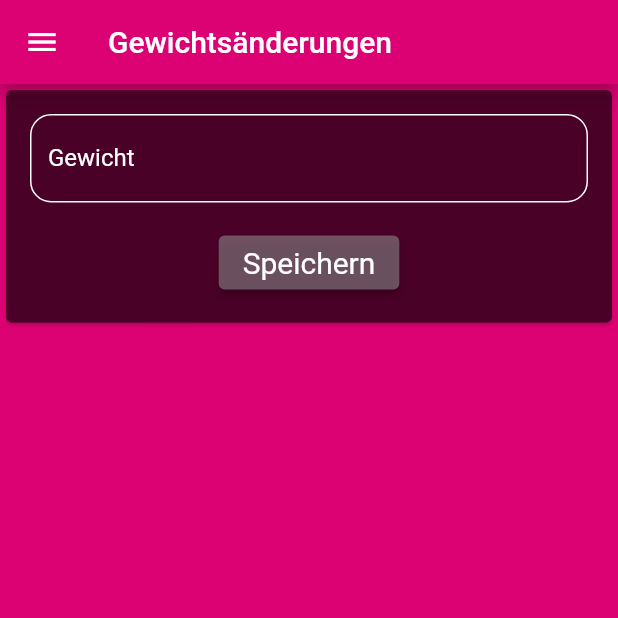
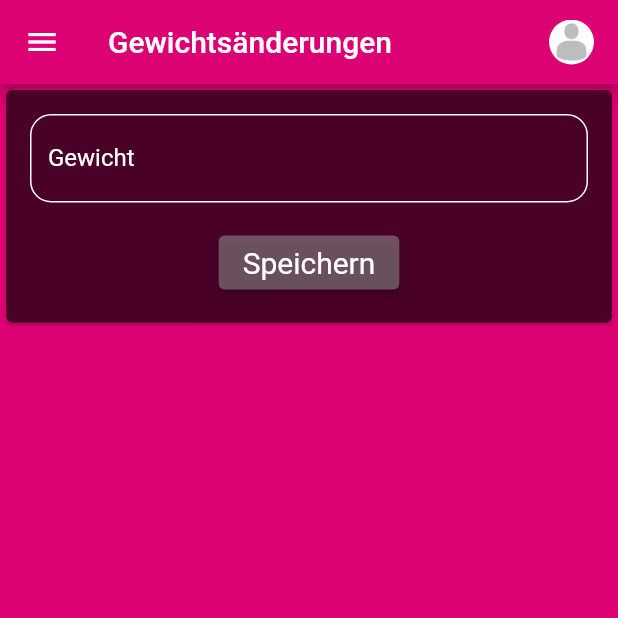
Before and after one commit to flusn/confit, a Flutter app: the WeightdataScreen screen opened directly, on a phone screen of 412 x 824 dp, the top half of it. Run offline on Flutter 3.47's test engine with Material 2 defaults, Android fonts, the phone set to English and light mode, and no system bars; our stand-ins replace get, get_storage, image_picker, syncfusion_flutter_charts; accounts and stored records are empty.

Commit message:
Profilbild in Stammdaten und Appbar ergänzt

```diff
--- a/lib/Screens/weightdata.screen.dart
+++ b/lib/Screens/weightdata.screen.dart
@@ -4,6 +4,7 @@ import 'package:get/get.dart';
 import 'package:get_storage/get_storage.dart';
 import 'package:intl/intl.dart';
 import "dart:math";
+import '../models/profil_image.dart';
 import '../models/user_controller.dart';
 import '../templates/input.dart';
 import '../templates/menu.drawer.dart';
@@ -101,7 +102,14 @@ class _WeightdataScreenState extends State<WeightdataScreen> {
     return SafeArea(
       child: Scaffold(
           appBar: AppBar(
-            title: const Text("Gewichtsänderungen"),
+            title: Row(
+              mainAxisAlignment: MainAxisAlignment.spaceBetween,
+              crossAxisAlignment: CrossAxisAlignment.center,
+              children: const [
+                Text("Gewichtsänderungen"),
+                ProfilImageInAppBar(),
+              ],
+            ),
           ),
           drawer: const MenuDrawer(),
           body: SingleChildScrollView(
@@ -231,10 +239,12 @@ class _WeightdataScreenState extends State<WeightdataScreen> {
                         primaryYAxis: NumericAxis(
                           plotBands: [
                             PlotBand(
+                                borderWidth: 1,
+                                borderColor: AppColors.background,
                                 shouldRenderAboveSeries: false,
                                 start: idealBMI['min'] ?? 0.0,
                                 end: idealBMI['max'] ?? 0.0,
-                                color: Colors.grey,
+                                color: AppColors.background,
                                 opacity: 0.3)
                           ],
                           labelStyle: const TextStyle(color: AppColors.text),
--- /dev/null
+++ b/lib/models/profil_image.dart
@@ -0,0 +1,106 @@
+import 'dart:io';
+import 'package:confit/models/user_controller.dart';
+import 'package:confit/themes/colors.dart';
+import "package:flutter/material.dart";
+import 'package:get/get.dart';
+
+import '../Screens/screens.dart';
+
+class ProfilImage extends StatelessWidget {
+  const ProfilImage({
+    Key? key,
+    required File? image,
+    required this.showInAppBar,
+  })  : _image = image,
+        super(key: key);
+
+  final File? _image;
+  final bool showInAppBar;
+
+  @override
+  Widget build(BuildContext context) {
+    return CircleAvatar(
+      radius: showInAppBar ? 15.0 : 30,
+      backgroundColor: showInAppBar ? AppColors.background : AppColors.button,
+      child: ClipOval(
+        child: (_image != null)
+            ? Image.file(_image!)
+            : Image.asset(
+                'assets/images/profile_Image_unknown.png',
+                fit: BoxFit.fill,
+              ),
+      ),
+    );
+  }
+}
+
+class ProfilImageInAppBar extends StatefulWidget {
+  const ProfilImageInAppBar({Key? key}) : super(key: key);
+
+  @override
+  State<ProfilImageInAppBar> createState() => _ProfilImageInAppBarState();
+}
+
+class _ProfilImageInAppBarState extends State<ProfilImageInAppBar> {
+  @override
+  Widget build(BuildContext context) {
+    Controller c = Get.find();
+    return Ink(
+      child: InkWell(
+        onTap: () {
+          showDialog(
+            context: context,
+            builder: (context) => SimpleDialog(
+              title: const Text(
+                'Menü',
+                style: TextStyle(color: AppColors.text),
+              ),
+              backgroundColor: AppColors.cardColor,
+              children: <Widget>[
+                SimpleDialogOption(
+                  child: const Text(
+                    'Profil bearbeiten',
+                    style: TextStyle(color: AppColors.text),
+                  ),
+                  onPressed: () {
+                    setState(() {
+                      Get.to(() => const BasedataScreen());
+                    });
+
+                    //Navigator.pop(context);
+                  },
+                ),
+                SimpleDialogOption(
+                  child: const Text(
+                    'Abmelden',
+                    style: TextStyle(color: AppColors.text),
+                  ),
+                  onPressed: () {
+                    setState(() {
+                      Get.to(() => const LoginScreen());
+                    });
+                  },
+                ),
+                SimpleDialogOption(
+                  child: const Text(
+                    'Abbrechen',
+                    style: TextStyle(color: AppColors.text),
+                  ),
+                  onPressed: () {
+                    setState(() {
+                      Navigator.pop(context);
+                    });
+                  },
+                )
+              ],
+            ),
+          );
+        },
+        child: ProfilImage(
+          image: c.user.value.image,
+          showInAppBar: true,
+        ),
+      ),
+    );
+  }
+}
--- a/lib/models/user.dart
+++ b/lib/models/user.dart
@@ -1,3 +1,4 @@
+import 'dart:io';
 import 'dart:math';
 import 'package:intl/intl.dart';
 
@@ -29,6 +30,8 @@ class User {
   int? id;
   String? name;
   Gender? gender;
+  File? image;
+  String? imagePath;
   DateTime? birthday;
   List<WeightChange>? weightChanges;
   double? height;
@@ -38,14 +41,17 @@ class User {
   double bmi = 0.0;
   int points = 0;
 
-  User(
-      {this.id,
-      this.name,
-      this.gender,
-      this.birthday,
-      this.weightChanges,
-      this.height,
-      this.fitnesslevel});
+  User({
+    this.id,
+    this.name,
+    this.image,
+    this.imagePath,
+    this.gender,
+    this.birthday,
+    this.weightChanges,
+    this.height,
+    this.fitnesslevel,
+  });
 
   void calculateAge() {
     DateTime today = DateTime.now();
@@ -73,6 +79,7 @@ class User {
     return {
       "userId": id,
       "name": name,
+      "imagePath": imagePath,
       "gender": gender == Gender.male ? 'male' : 'female',
       "birthday": formattedBirthday,
       "height": height,
--- a/pubspec.yaml
+++ b/pubspec.yaml
@@ -39,6 +39,8 @@ dependencies:
   get: ^4.6.5
   get_storage: ^2.0.3
   syncfusion_flutter_charts: ^20.1.57
+  image_picker: ^0.8.5+3
+  image_cropper: ^2.0.3
 
 dev_dependencies:
   flutter_test:
```
Also changed, not shown: lib/Screens/basedata.dart (+61 -6 lines), lib/Screens/ranking.screen.dart (+11 -1 lines), lib/Screens/shop.screen.dart (+11 -1 lines), lib/Screens/trainingsets.screen.dart (+11 -1 lines), lib/models/user_controller.dart (+8 -0 lines), assets/images/profile_Image_unknown.png (added), pubspec.lock.
